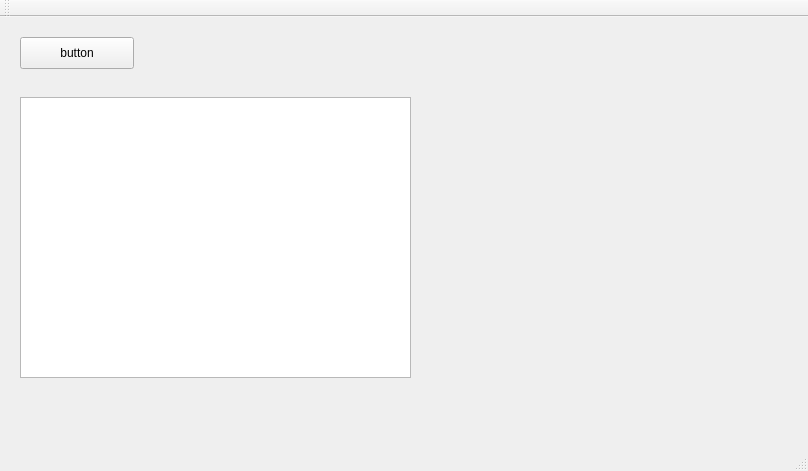
Qt form RealTimeStream/mainwindow.ui (ShihoVN/HiveChime) before a commit.
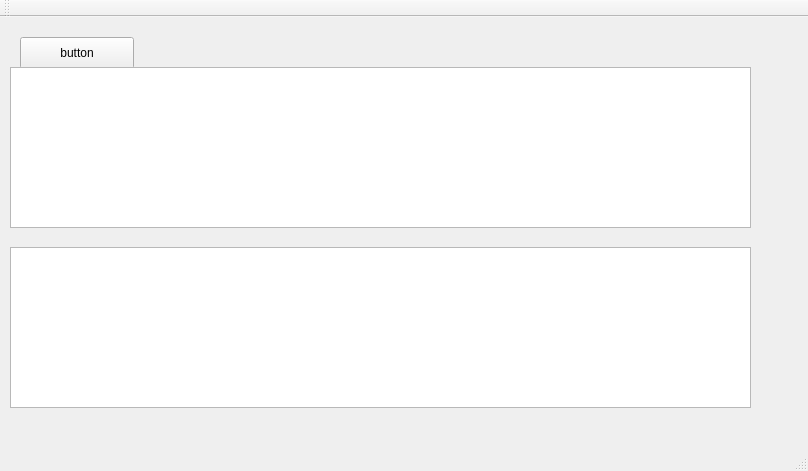
The same form after that commit.

Patch:
```diff
--- a/RealTimeStream/mainwindow.ui
+++ b/RealTimeStream/mainwindow.ui
@@ -30,10 +30,20 @@
    <widget class="QTextBrowser" name="Label">
     <property name="geometry">
      <rect>
-      <x>20</x>
-      <y>80</y>
-      <width>391</width>
-      <height>281</height>
+      <x>10</x>
+      <y>50</y>
+      <width>741</width>
+      <height>161</height>
+     </rect>
+    </property>
+   </widget>
+   <widget class="QTextBrowser" name="Label_2">
+    <property name="geometry">
+     <rect>
+      <x>10</x>
+      <y>230</y>
+      <width>741</width>
+      <height>161</height>
      </rect>
     </property>
    </widget>
```
